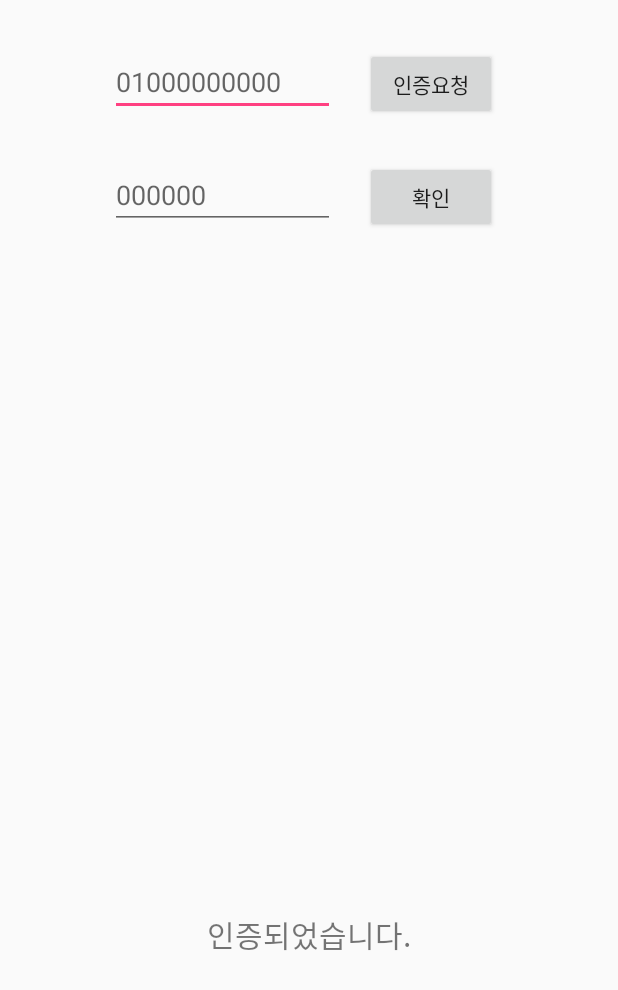
After one commit to hyalinne/URTipsy, an Android app: the AuthorizeActivity screen opened directly, with no data from a screen before it, on a phone screen of 412 x 824 dp. The commit adds this screen. Shown: the top 990 px of the screen. Run offline under Robolectric (Android 15) with nearby library versions, the phone set to English and light mode, and no system bars.

Commit message:
05.25.2:22 + authorization activity + separate SMS sending module

```diff
--- /dev/null
+++ b/app/src/main/java/com/example/hyalinne/urtipsy/AuthorizeActivity.java
@@ -0,0 +1,13 @@
+package com.example.hyalinne.urtipsy;
+
+import android.app.Activity;
+import android.os.Bundle;
+
+public class AuthorizeActivity extends Activity {
+
+    @Override
+    protected void onCreate(Bundle savedInstanceState) {
+        super.onCreate(savedInstanceState);
+        setContentView(R.layout.activity_authorize);
+    }
+}
--- /dev/null
+++ b/app/src/main/res/layout/activity_authorize.xml
@@ -0,0 +1,58 @@
+<?xml version="1.0" encoding="utf-8"?>
+<RelativeLayout
+    xmlns:android="http://schemas.android.com/apk/res/android"
+    xmlns:app="http://schemas.android.com/apk/res-auto"
+    xmlns:tools="http://schemas.android.com/tools"
+    android:layout_width="match_parent"
+    android:layout_height="match_parent"
+    tools:context="com.example.hyalinne.urtipsy.AuthorizeActivity">
+
+    <EditText
+        android:layout_width="150dp"
+        android:layout_height="wrap_content"
+        android:hint="01000000000"
+        android:layout_marginStart="73dp"
+        android:layout_marginTop="32dp"
+        android:id="@+id/guardianPhone"
+        android:layout_alignParentTop="true"
+        android:layout_alignParentStart="true" />
+
+    <Button
+        android:layout_width="wrap_content"
+        android:layout_height="wrap_content"
+        android:text="인증요청"
+        android:layout_marginStart="20dp"
+        android:id="@+id/sendGuardianBtn"
+        android:layout_alignTop="@+id/guardianPhone"
+        android:layout_toEndOf="@+id/guardianPhone" />
+
+    <EditText
+        android:layout_width="150dp"
+        android:layout_height="wrap_content"
+        android:hint="000000"
+        android:id="@+id/authorizationNum"
+        android:layout_below="@+id/sendGuardianBtn"
+        android:layout_alignStart="@+id/guardianPhone"
+        android:layout_marginTop="27dp" />
+
+    <Button
+        android:layout_width="wrap_content"
+        android:layout_height="wrap_content"
+        android:text="확인"
+        android:id="@+id/authorizationBtn"
+        android:layout_alignTop="@+id/authorizationNum"
+        android:layout_alignStart="@+id/sendGuardianBtn" />
+
+    <TextView
+        android:layout_width="match_parent"
+        android:layout_height="wrap_content"
+        android:text="인증되었습니다."
+        android:textSize="20dp"
+        android:id="@+id/checkAuthorization"
+        android:textAlignment="center"
+        android:layout_marginBottom="186dp"
+        android:layout_alignParentBottom="true"
+        android:layout_alignParentStart="true" />
+
+
+</RelativeLayout>
```
Also changed, not shown: app/src/main/AndroidManifest.xml (+9 -7 lines), app/src/main/java/com/example/hyalinne/urtipsy/MainActivity.java (+14 -0 lines), app/src/main/java/com/example/hyalinne/urtipsy/ResultActivity.java (+1 -10 lines), app/src/main/java/com/example/hyalinne/urtipsy/SMSManager.java (added, +21 -0 lines), app/src/main/res/layout/fragment_setting.xml (+6 -3 lines).
